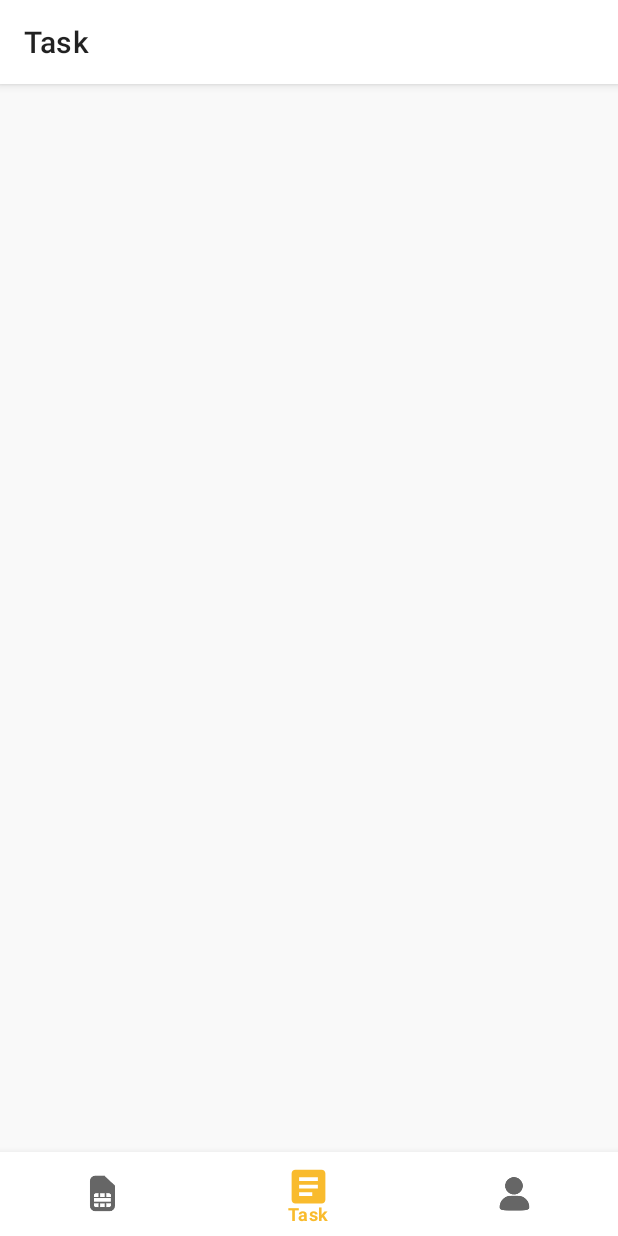
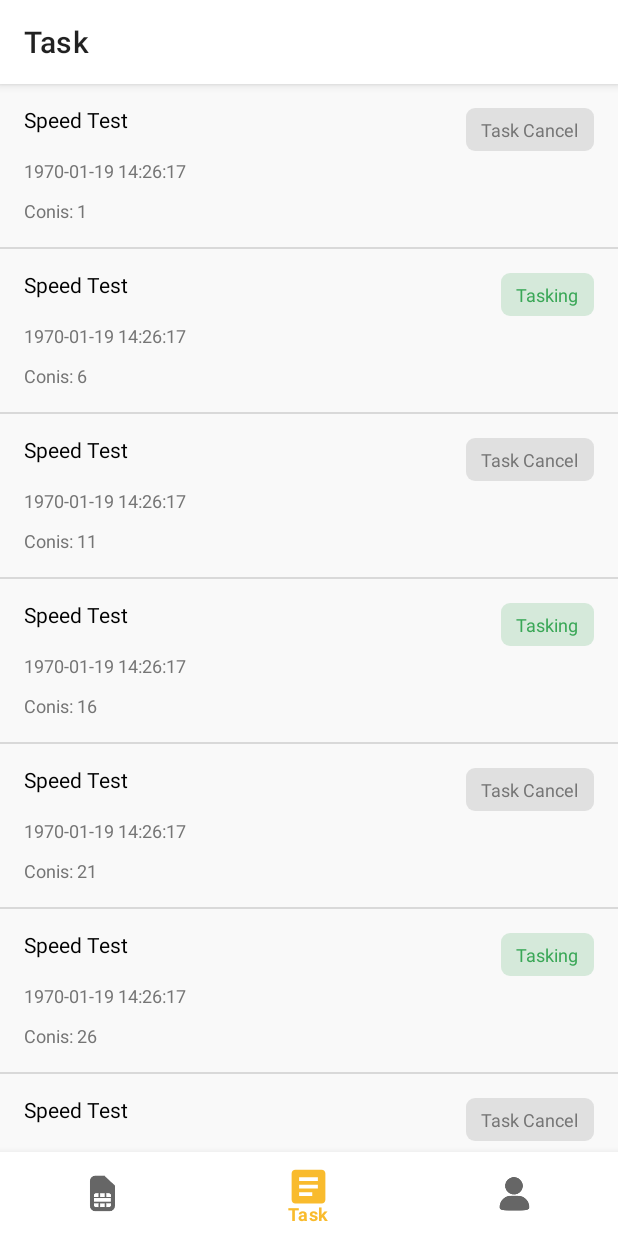
Before and after one commit to XYScience/Lightning, an Android app: the TaskFragment screen opened through its navigation route, on a phone screen of 412 x 824 dp. Run offline under Robolectric (Android 15) with nearby library versions, the phone set to English and light mode, and no system bars; our stand-ins replace RxJava, navigation-ui; network calls fail.

Commit message:
Task 模拟数据

```diff
--- a/app/src/main/java/com/redteamobile/lightning/data/local/sim/EuiccController.kt
+++ b/app/src/main/java/com/redteamobile/lightning/data/local/sim/EuiccController.kt
@@ -6,7 +6,6 @@ import android.telephony.euicc.EuiccManager
 import android.text.TextUtils
 import android.util.Log
 import com.redteamobile.ferrari.sim.constants.enums.ProfileState
-import com.redteamobile.lightning.data.local.sim.model.ProfileInfo
 import com.redteamobile.lightning.data.local.sim.model.ProfileInfos
 import com.redteamobile.lightning.util.LogUtil
 import io.reactivex.Observable
--- /dev/null
+++ b/app/src/main/java/com/redteamobile/lightning/data/remote/model/bean/TaskModel.kt
@@ -0,0 +1,57 @@
+package com.redteamobile.lightning.data.remote.model.bean
+
+import android.os.Parcel
+import android.os.Parcelable
+
+/**
+ * @author SScience
+ * @description
+ */
+class TaskModel() : Parcelable {
+
+    var id: Int? = 145678  //唯一编号
+    var name: String? = "Speed Test"  //任务名称
+    var status: Int? = 1  //状态：1用户可接单状态 0任务已经结束 2商家取消任务
+    var createDate: Long? = 1607177704  //创建时间
+    var coins: Int? = 10  //本次任务金额，单位分
+    var userId: Int? = 666  //执行任务的用户id，接单之前该字段为空
+    var merchantId: Int? = 123456  //接单的设备号
+    var result: String? = "Success"  //任务执行结果
+
+    constructor(parcel: Parcel) : this() {
+        id = parcel.readValue(Int::class.java.classLoader) as? Int
+        name = parcel.readString()
+        status = parcel.readValue(Int::class.java.classLoader) as? Int
+        createDate = parcel.readValue(Long::class.java.classLoader) as? Long
+        coins = parcel.readValue(Int::class.java.classLoader) as? Int
+        userId = parcel.readValue(Int::class.java.classLoader) as? Int
+        merchantId = parcel.readValue(Int::class.java.classLoader) as? Int
+        result = parcel.readString()
+    }
+
+    override fun writeToParcel(parcel: Parcel, flags: Int) {
+        parcel.writeValue(id)
+        parcel.writeString(name)
+        parcel.writeValue(status)
+        parcel.writeValue(createDate)
+        parcel.writeValue(coins)
+        parcel.writeValue(userId)
+        parcel.writeValue(merchantId)
+        parcel.writeString(result)
+    }
+
+    override fun describeContents(): Int {
+        return 0
+    }
+
+    companion object CREATOR : Parcelable.Creator<TaskModel> {
+        override fun createFromParcel(parcel: Parcel): TaskModel {
+            return TaskModel(parcel)
+        }
+
+        override fun newArray(size: Int): Array<TaskModel?> {
+            return arrayOfNulls(size)
+        }
+    }
+
+}
--- a/app/src/main/java/com/redteamobile/lightning/ui/profile/ProfileFragment.kt
+++ b/app/src/main/java/com/redteamobile/lightning/ui/profile/ProfileFragment.kt
@@ -1,7 +1,6 @@
 package com.redteamobile.lightning.ui.profile
 
 import android.os.Bundle
-import android.util.Log
 import android.view.LayoutInflater
 import android.view.View
 import android.view.ViewGroup
@@ -10,6 +9,7 @@ import androidx.recyclerview.widget.LinearLayoutManager
 import com.redteamobile.lightning.Global
 import com.redteamobile.lightning.R
 import com.redteamobile.lightning.ui.profile.adapter.ESimCardAdapter
+import com.redteamobile.lightning.ui.profile.adapter.TaskAdapter
 import com.redteamobile.lightning.util.LogUtil
 import kotlinx.android.synthetic.main.fragment_profile.*
 
@@ -40,12 +40,10 @@ class ProfileFragment : Fragment() {
         linearLayoutManager.orientation = LinearLayoutManager.VERTICAL
         list_profile.layoutManager = linearLayoutManager
         activity?.let { a ->
-            Log.e(">>>>>", "thread 1: ${Thread.currentThread()}")
             eSimCardAdapter = ESimCardAdapter(a)
             list_profile.adapter = eSimCardAdapter
             Global.getInstance(a).euiccController.getDownloadableSubscriptionList(a).subscribe({
                 it?.let {
-                    Log.e(">>>>>", "thread 2: ${Thread.currentThread()}")
                     eSimCardAdapter?.setData(it)
                 }
             }, {
--- a/app/src/main/java/com/redteamobile/lightning/ui/task/TaskFragment.kt
+++ b/app/src/main/java/com/redteamobile/lightning/ui/task/TaskFragment.kt
@@ -5,16 +5,67 @@ import android.view.LayoutInflater
 import android.view.View
 import android.view.ViewGroup
 import androidx.fragment.app.Fragment
+import androidx.recyclerview.widget.DividerItemDecoration
+import androidx.recyclerview.widget.LinearLayoutManager
 import com.redteamobile.lightning.R
+import com.redteamobile.lightning.data.remote.model.bean.TaskModel
+import com.redteamobile.lightning.ui.profile.adapter.TaskAdapter
+import kotlinx.android.synthetic.main.fragment_task.*
+
 
 class TaskFragment : Fragment() {
 
+    companion object {
+        const val TAG = "TaskFragment"
+    }
+
+    private var taskAdapter: TaskAdapter? = null
+
+
     override fun onCreateView(
-            inflater: LayoutInflater,
-            container: ViewGroup?,
-            savedInstanceState: Bundle?
+        inflater: LayoutInflater,
+        container: ViewGroup?,
+        savedInstanceState: Bundle?
     ): View? {
         val root = inflater.inflate(R.layout.fragment_task, container, false)
         return root
     }
+
+    override fun onActivityCreated(savedInstanceState: Bundle?) {
+        super.onActivityCreated(savedInstanceState)
+        initView()
+    }
+
+    private fun initView() {
+        val linearLayoutManager = LinearLayoutManager(context)
+        linearLayoutManager.orientation = LinearLayoutManager.VERTICAL
+        list_task.layoutManager = linearLayoutManager
+        activity?.let { a ->
+            val dividerItemDecoration = DividerItemDecoration(a, DividerItemDecoration.VERTICAL)
+            list_task.addItemDecoration(dividerItemDecoration)
+            taskAdapter = TaskAdapter(a)
+            list_task.adapter = taskAdapter
+            val listTask = ArrayList<TaskModel>()
+            for (i in 0 until 10) {
+                val taskModel = TaskModel()
+                taskModel.id = 10000 + i
+                taskModel.status = if (i % 2 == 0) 1 else 0
+                taskModel.coins = 1 + i
+                taskModel.createDate = 1607177704L + (i * 10)
+                taskModel.result = "NONE"
+                taskModel.coins = 1 + (i * 5)
+                listTask.add(taskModel)
+            }
+            val taskModel = TaskModel()
+            taskModel.id = 10000 + 66
+            taskModel.status = 2
+            taskModel.coins = 245
+            taskModel.createDate = 1607177714L
+            taskModel.result = "NONE"
+            taskModel.coins = 34
+            listTask.add(taskModel)
+
+            taskAdapter?.setData(listTask)
+        }
+    }
 }
--- /dev/null
+++ b/app/src/main/java/com/redteamobile/lightning/ui/task/adapter/TaskAdapter.kt
@@ -0,0 +1,70 @@
+package com.redteamobile.lightning.ui.profile.adapter
+
+import android.content.Context
+import android.view.LayoutInflater
+import android.view.View
+import android.view.ViewGroup
+import androidx.recyclerview.widget.RecyclerView
+import com.redteamobile.lightning.R
+import com.redteamobile.lightning.data.remote.model.bean.TaskModel
+import com.redteamobile.lightning.util.Util
+import kotlinx.android.synthetic.main.item_task.view.*
+
+/**
+ * @author SScience
+ * @description
+ */
+class TaskAdapter(val context: Context) :
+    RecyclerView.Adapter<RecyclerView.ViewHolder>() {
+
+    private var dataList: List<TaskModel> = ArrayList()
+
+    fun setData(dataList: List<TaskModel>) {
+        this.dataList = dataList
+        notifyDataSetChanged()
+    }
+
+    override fun getItemCount(): Int = dataList.size
+
+    override fun onBindViewHolder(holder: RecyclerView.ViewHolder, position: Int) {
+        if (holder is TransRegionalHolder) {
+            val any = dataList[position]
+            holder.bind(any)
+        }
+    }
+
+    override fun onCreateViewHolder(parent: ViewGroup, viewType: Int): RecyclerView.ViewHolder {
+        return TransRegionalHolder(
+            LayoutInflater.from(parent.context)
+                .inflate(R.layout.item_task, parent, false)
+        )
+    }
+
+    private class TransRegionalHolder(itemView: View) : RecyclerView.ViewHolder(itemView) {
+
+        fun bind(task: TaskModel) {
+            with(itemView) {
+                tv_task_name.text = task.name
+                when (task.status) {
+                    0 -> {
+                        tv_status.text = "Tasking"
+                        tv_status.background = resources.getDrawable(R.drawable.shape_status_green_bg)
+                        tv_status.setTextColor(resources.getColor(R.color.item_background_green_text))
+                    }
+                    1 -> {
+                        tv_status.text = "Task Cancel"
+                        tv_status.background = resources.getDrawable(R.drawable.shape_status_grey_bg)
+                        tv_status.setTextColor(resources.getColor(R.color.item_background_grey_text))
+                    }
+                    2 -> {
+                        tv_status.text = "Tasked"
+                        tv_status.background = resources.getDrawable(R.drawable.shape_status_yellow_bg)
+                        tv_status.setTextColor(resources.getColor(R.color.item_background_yellow_text))
+                    }
+                }
+                tv_time.text = Util.formatTime(task.createDate)
+                tv_coins.text = "Conis: ${task.coins}"
+            }
+        }
+    }
+}
--- a/app/src/main/java/com/redteamobile/lightning/util/Util.kt
+++ b/app/src/main/java/com/redteamobile/lightning/util/Util.kt
@@ -1,4 +1,7 @@
 package com.redteamobile.lightning.util
+
+import java.text.SimpleDateFormat
+import java.util.*
 
 /**
  * @author SScience
@@ -6,10 +9,20 @@ package com.redteamobile.lightning.util
  */
 object Util {
 
+    const val DATA_TYPE = "yyyy-MM-dd HH:mm:ss"
+
     fun generateRequestId(): String {
         val timeStamp: Long = System.currentTimeMillis()
         val randomNum: Long = ((Math.random() * 9 + 1) * 100000).toLong()
         val requestId: String = timeStamp.toString() + randomNum.toString()
         return requestId.md5()
     }
+
+    fun formatTime(time: Long?): String {
+        val timeFormat = SimpleDateFormat(
+            DATA_TYPE,
+            Locale.getDefault(Locale.Category.FORMAT)
+        )
+        return timeFormat.format(time)
+    }
 }
--- /dev/null
+++ b/app/src/main/res/drawable/shape_status_grey_bg.xml
@@ -0,0 +1,14 @@
+<?xml version="1.0" encoding="utf-8"?>
+<shape xmlns:android="http://schemas.android.com/apk/res/android"
+    android:shape="rectangle">
+    <corners android:radius="6dp"/>
+    <solid
+        android:color="@color/item_background_grey"/>
+
+    <padding
+        android:left="10dp"
+        android:right="10dp"
+        android:top="6dp"
+        android:bottom="6dp"/>
+
+</shape>
--- a/app/src/main/res/layout/fragment_task.xml
+++ b/app/src/main/res/layout/fragment_task.xml
@@ -1,22 +1,16 @@
 <?xml version="1.0" encoding="utf-8"?>
-<androidx.constraintlayout.widget.ConstraintLayout xmlns:android="http://schemas.android.com/apk/res/android"
+<RelativeLayout xmlns:android="http://schemas.android.com/apk/res/android"
     xmlns:app="http://schemas.android.com/apk/res-auto"
     xmlns:tools="http://schemas.android.com/tools"
     android:layout_width="match_parent"
     android:layout_height="match_parent"
-    tools:context=".ui.task.TaskFragment">
+    tools:context=".ui.profile.ProfileFragment">
 
-    <TextView
-        android:id="@+id/text_home"
+    <androidx.recyclerview.widget.RecyclerView
+        android:id="@+id/list_task"
         android:layout_width="match_parent"
-        android:layout_height="wrap_content"
-        android:layout_marginStart="8dp"
-        android:layout_marginTop="8dp"
-        android:layout_marginEnd="8dp"
-        android:textAlignment="center"
-        android:textSize="20sp"
-        app:layout_constraintBottom_toBottomOf="parent"
-        app:layout_constraintEnd_toEndOf="parent"
-        app:layout_constraintStart_toStartOf="parent"
-        app:layout_constraintTop_toTopOf="parent" />
-</androidx.constraintlayout.widget.ConstraintLayout>
+        android:layout_height="match_parent"
+        android:paddingBottom="@dimen/activity_vertical_margin"
+        android:clipToPadding="false"/>
+
+</RelativeLayout>
--- /dev/null
+++ b/app/src/main/res/layout/item_task.xml
@@ -0,0 +1,52 @@
+<?xml version="1.0" encoding="utf-8"?>
+<RelativeLayout xmlns:android="http://schemas.android.com/apk/res/android"
+    xmlns:app="http://schemas.android.com/apk/res-auto"
+    xmlns:tools="http://schemas.android.com/tools"
+    android:layout_width="wrap_content"
+    android:layout_height="wrap_content"
+    android:layout_marginStart="@dimen/activity_horizontal_margin"
+    android:layout_marginTop="10dp"
+    android:layout_marginEnd="@dimen/activity_horizontal_margin"
+    android:layout_marginBottom="@dimen/activity_vertical_margin">
+
+    <TextView
+        android:id="@+id/tv_task_name"
+        android:layout_width="wrap_content"
+        android:layout_height="wrap_content"
+        android:layout_marginTop="4dp"
+        android:text="Speed Test"
+        android:textColor="@color/text_color"
+        android:textSize="14sp" />
+
+    <TextView
+        android:id="@+id/tv_status"
+        android:layout_width="wrap_content"
+        android:layout_height="wrap_content"
+        android:layout_alignParentEnd="true"
+        android:background="@drawable/shape_status_green_bg"
+        android:layout_marginTop="6dp"
+        android:text="Tasking"
+        android:textColor="@color/item_background_green_text"
+        android:textSize="12sp" />
+
+    <TextView
+        android:id="@+id/tv_time"
+        android:layout_width="wrap_content"
+        android:layout_height="wrap_content"
+        android:layout_below="@+id/tv_task_name"
+        android:layout_marginTop="@dimen/activity_vertical_margin"
+        android:text="Create Time: 1607177704"
+        android:textColor="@color/subtext_color"
+        android:textSize="12sp" />
+
+    <TextView
+        android:id="@+id/tv_coins"
+        android:layout_width="wrap_content"
+        android:layout_height="wrap_content"
+        android:layout_below="@+id/tv_time"
+        android:layout_marginTop="10dp"
+        android:text="Coins: 66"
+        android:textColor="@color/subtext_color"
+        android:textSize="12sp" />
+
+</RelativeLayout>
--- a/app/src/main/res/values/colors.xml
+++ b/app/src/main/res/values/colors.xml
@@ -23,5 +23,7 @@
     <color name="item_background_green_text">#3AA757</color>
     <color name="item_background_yellow">#30F9BB2D</color>
     <color name="item_background_yellow_text">#F9BB2D</color>
+    <color name="item_background_grey">#30757575</color>
+    <color name="item_background_grey_text">#757575</color>
 
 </resources>
--- a/settings.gradle
+++ b/settings.gradle
@@ -1,2 +1,3 @@
+include ':test'
 include ':app'
 rootProject.name = "Lightning"
```
Also changed, not shown: app/src/main/java/com/redteamobile/lightning/data/local/sim/model/ProfileInfo.java (deleted, +0 -121 lines).
